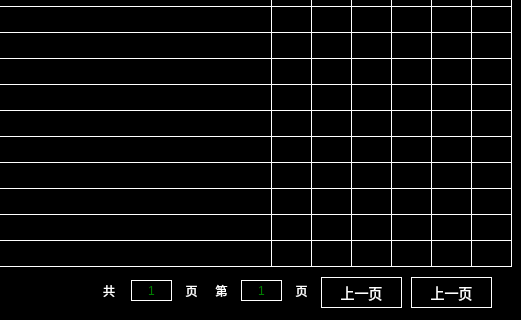
isliulin/Plan85HMI, file fault_history.ui: the form before one commit; both pictures show x 279 to 800 and y 180 to 500 of the 800 by 500 pixel window.
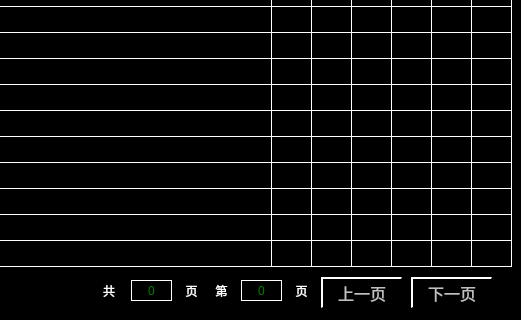
The form after the commit.

Patch:
```diff
--- a/fault_history.ui
+++ b/fault_history.ui
@@ -224,12 +224,10 @@
     </rect>
    </property>
    <property name="styleSheet">
-    <string notr="true">background-color: rgb(0, 0, 0);
-color: rgb(255, 255, 255);
-border:1px solid white;</string>
+    <string notr="true">font: 16px;color: rgb(192,192,192);background-color: rgb(0, 0, 0);border-top: 2px solid white;border-left: 2px solid white;</string>
    </property>
    <property name="text">
-    <string>上一页</string>
+    <string>下一页</string>
    </property>
   </widget>
   <widget class="QLabel" name="label_31">
@@ -388,9 +386,7 @@
     </rect>
    </property>
    <property name="styleSheet">
-    <string notr="true">background-color: rgb(0, 0, 0);
-color: rgb(255, 255, 255);
-border:1px solid white;</string>
+    <string notr="true">font: 16px;color: rgb(192,192,192);background-color: rgb(0, 0, 0);border-top: 2px solid white;border-left: 2px solid white;</string>
    </property>
    <property name="text">
     <string>上一页</string>
@@ -424,7 +420,7 @@
 color:green;</string>
    </property>
    <property name="text">
-    <string>1</string>
+    <string>0</string>
    </property>
    <property name="alignment">
     <set>Qt::AlignCenter</set>
@@ -993,7 +989,7 @@
 color:green;</string>
    </property>
    <property name="text">
-    <string>1</string>
+    <string>0</string>
    </property>
    <property name="alignment">
     <set>Qt::AlignCenter</set>
```
Left out of the diff: 758 changed lines with no effect on the pictures.
